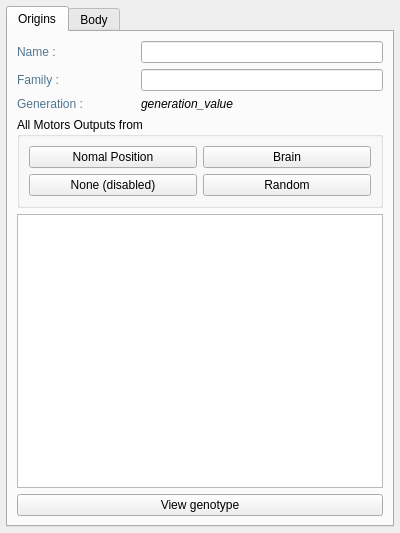
Above: src/genelab/core/ui/widgets/entities/entitypropertiescontroller.ui from GeneCraft/GeneCraft-Project before the change. Below: the same form after it.
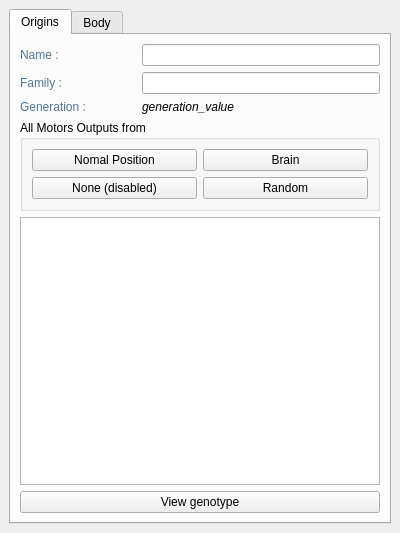
That is the form after the change. Icons and pictures are not drawn.

Diff of the .ui file:
```diff
--- a/src/genelab/core/ui/widgets/entities/entitypropertiescontroller.ui
+++ b/src/genelab/core/ui/widgets/entities/entitypropertiescontroller.ui
@@ -19,10 +19,28 @@
   <property name="windowTitle">
    <string>Form</string>
   </property>
-  <layout class="QGridLayout" name="gridLayout_4">
+  <layout class="QGridLayout" name="gridLayout_2">
    <property name="margin">
-    <number>6</number>
+    <number>0</number>
    </property>
+   <item row="0" column="0">
+    <widget class="QScrollArea" name="scrollArea">
+     <property name="frameShape">
+      <enum>QFrame::NoFrame</enum>
+     </property>
+     <property name="widgetResizable">
+      <bool>true</bool>
+     </property>
+     <widget class="QWidget" name="scrollAreaWidgetContents">
+      <property name="geometry">
+       <rect>
+        <x>0</x>
+        <y>0</y>
+        <width>400</width>
+        <height>533</height>
+       </rect>
+      </property>
+      <layout class="QGridLayout" name="gridLayout_4">
    <item row="0" column="0">
     <widget class="QTabWidget" name="tabWidget_3">
      <property name="styleSheet">
@@ -237,6 +255,10 @@
            <string>Shape browser</string>
           </property>
          </column>
+            </widget>
+           </item>
+          </layout>
+         </widget>
         </widget>
        </item>
       </layout>
```
Lines whose indentation alone changed are shown as unchanged.
